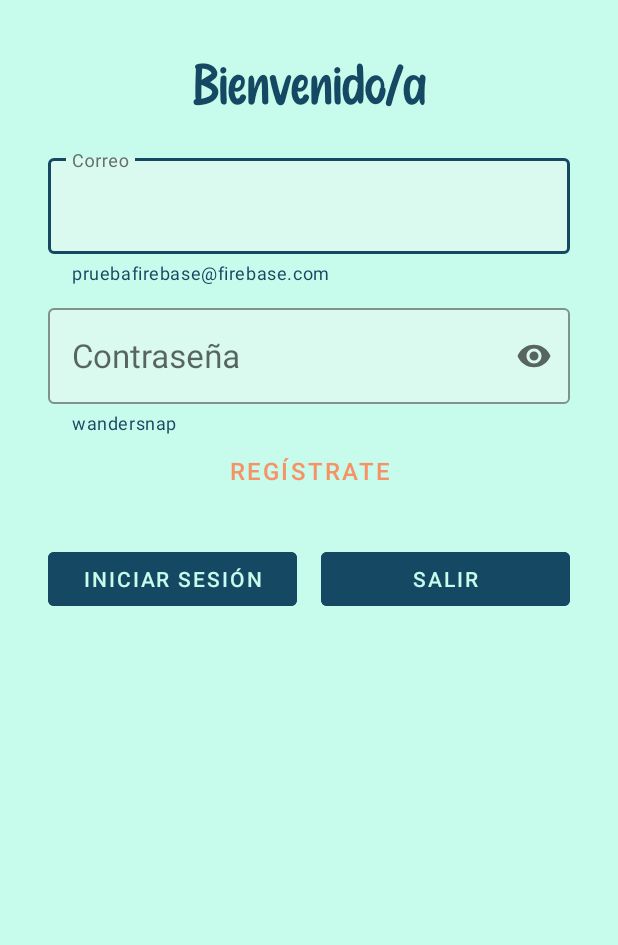
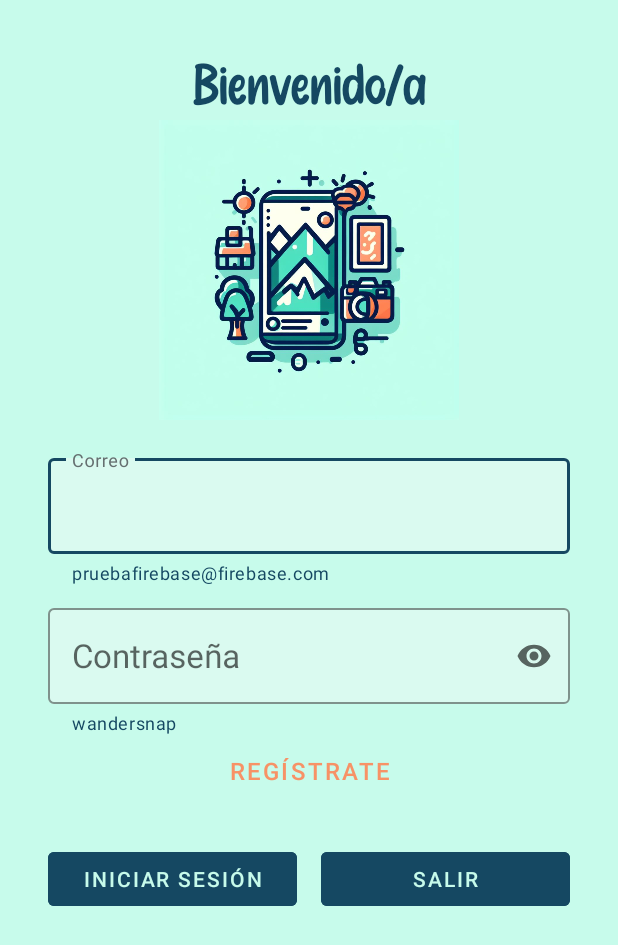
Before and after one commit to chc0/WanderSnap, an Android app: the screen it shows after launch (Login), on a phone screen of 412 x 824 dp. Shown: the top 945 px of the screen. Run offline under Robolectric (Android 15) with nearby library versions, the light colour scheme and no system bars; our stand-ins replace Firebase (no records; nobody signed in at launch, a user with empty details on screens opened directly).

Commit message:
Ultima actualizacion a layouts

```diff
--- a/app/src/main/res/layout/activity_login.xml
+++ b/app/src/main/res/layout/activity_login.xml
@@ -25,6 +25,13 @@
             app:layout_constraintLeft_toLeftOf="parent"
             app:layout_constraintRight_toRightOf="parent"
             app:layout_constraintTop_toTopOf="parent" />
+        <ImageView
+            android:layout_width="match_parent"
+            android:layout_height="200dp"
+            android:src="@drawable/logowandersnap"
+            />
+
+
 
         <com.google.android.material.textfield.TextInputLayout
             android:layout_width="match_parent"
@@ -41,9 +48,7 @@
             style="@style/Widget.MaterialComponents.TextInputLayout.OutlinedBox"
             android:layout_marginTop="20dp"
             app:layout_constraintStart_toStartOf="parent"
-            app:layout_constraintEnd_toEndOf="parent"
-            app:layout_constraintTop_toBottomOf="@id/logtvWelcomeTitle"
-            app:layout_constraintBottom_toBottomOf="@id/logetPassword">
+            app:layout_constraintEnd_toEndOf="parent">
             <com.google.android.material.textfield.TextInputEditText
                 android:layout_width="match_parent"
                 android:layout_height="wrap_content"
@@ -66,8 +71,7 @@
             style="@style/Widget.MaterialComponents.TextInputLayout.OutlinedBox"
             android:layout_marginTop="10dp"
             app:layout_constraintStart_toStartOf="parent"
-            app:layout_constraintEnd_toEndOf="parent"
-            app:layout_constraintTop_toBottomOf="@id/logetMail">
+            app:layout_constraintEnd_toEndOf="parent">
             <com.google.android.material.textfield.TextInputEditText
                 android:layout_width="match_parent"
                 android:layout_height="wrap_content"
@@ -89,8 +93,7 @@
             android:clickable="true"
             android:focusable="true"
             app:layout_constraintEnd_toEndOf="parent"
-            app:layout_constraintStart_toStartOf="parent"
-            app:layout_constraintTop_toBottomOf="@id/logetPassword" />
+            app:layout_constraintStart_toStartOf="parent" />
 
 
 
@@ -110,7 +113,6 @@
                 android:textColor="@color/primario"
                 android:layout_marginTop="8dp"
                 android:layout_marginRight="8dp"
-                app:layout_constraintTop_toBottomOf="@id/logetPassword"
                 app:layout_constraintStart_toStartOf="parent"
                 app:layout_constraintEnd_toEndOf="parent"
                 android:backgroundTint="@color/secundario"
@@ -126,7 +128,6 @@
                 android:textColor="@color/primario"
                 android:layout_marginTop="8dp"
                 android:layout_marginLeft="8dp"
-                app:layout_constraintTop_toBottomOf="@id/logetPassword"
                 app:layout_constraintStart_toStartOf="parent"
                 app:layout_constraintEnd_toEndOf="parent"
                 android:backgroundTint="@color/secundario"
```
